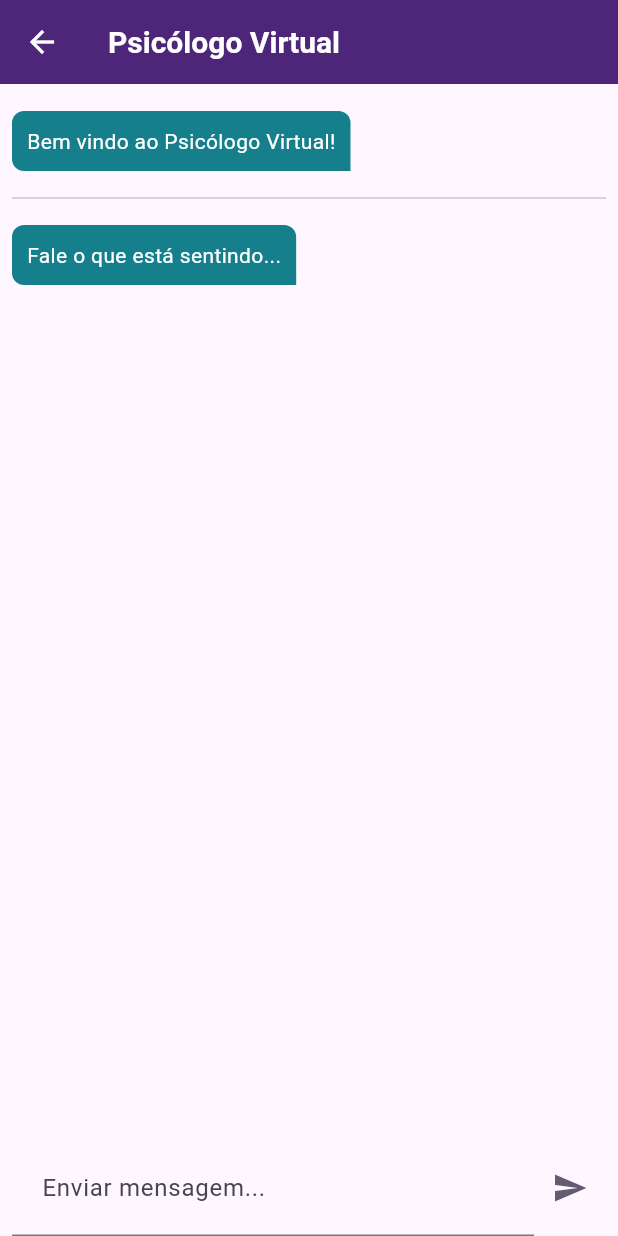
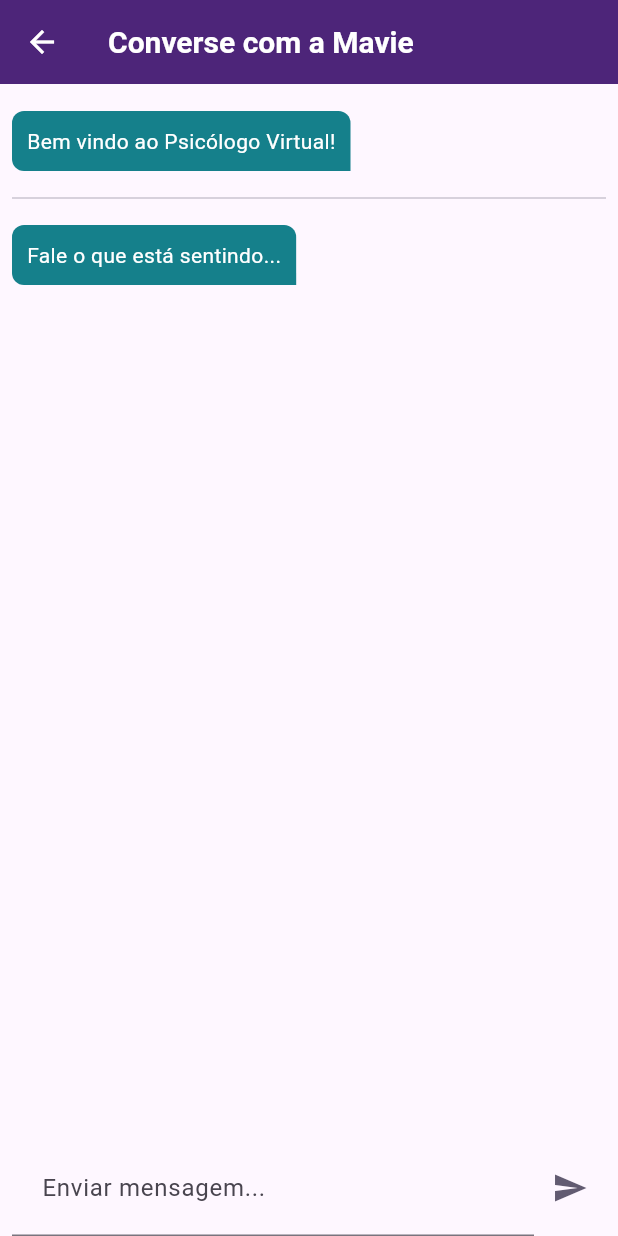
Before and after one commit to clairtonluz/Aplicativo-com-Chat-GPT., a Flutter app: the PsicologoVirtualView screen opened by its route, on a phone screen of 412 x 824 dp. Run offline on Flutter 3.47's test engine with Material 3 defaults, Android fonts, the phone set to English and light mode, and no system bars; missing offline and left inert: dart_openai; generated files the repository leaves out were written again.

Commit message:
ajuste do thema

```diff
--- a/lib/src/chatgpt/chat_message.dart
+++ b/lib/src/chatgpt/chat_message.dart
@@ -24,7 +24,7 @@ class ChatMessage extends StatelessWidget {
                 Container(
                   padding: const EdgeInsets.all(10.0),
                   decoration: BoxDecoration(
-                    color: isBot ? secondaryColor : primaryColor,
+                    color: isBot ? secondaryColor : accentColor,
                     borderRadius: const BorderRadius.only(
                       topLeft: Radius.circular(8.0),
                       topRight: Radius.circular(8.0),
--- a/lib/src/colors.dart
+++ b/lib/src/colors.dart
@@ -4,6 +4,7 @@ const Color primaryColor = Color(0xFF4D2579);
 const Color onPrimaryColor = Colors.white;
 const Color secondaryColor = Color(0xFF15808B);
 const Color onSecondaryColor = Colors.white;
+const Color accentColor = Colors.pink;
 
 MaterialColor primarySwatch = createMaterialColor(primaryColor);
 
@@ -16,7 +17,7 @@ MaterialColor createMaterialColor(Color color) {
     strengths.add(0.1 * i);
   }
 
-  strengths.forEach((strength) {
+  for (var strength in strengths) {
     final double ds = 0.5 - strength;
     swatch[(strength * 1000).round()] = Color.fromRGBO(
       r + ((ds < 0 ? r : (255 - r)) * ds).round(),
@@ -24,6 +25,6 @@ MaterialColor createMaterialColor(Color color) {
       b + ((ds < 0 ? b : (255 - b)) * ds).round(),
       1,
     );
-  });
+  }
   return MaterialColor(color.value, swatch);
 }
--- a/lib/src/features/feature_list_view.dart
+++ b/lib/src/features/feature_list_view.dart
@@ -10,9 +10,9 @@ class FeatureListView extends StatelessWidget {
   const FeatureListView({
     super.key,
     this.items = const [
-      Feature(1, 'Psicólogo Virtual', PsicologoVirtualView.routeName,
+      Feature(1, 'Converse com a Mavie', PsicologoVirtualView.routeName,
           'assets/images/psicologia.webp'),
-      Feature(2, 'Personal Virtual', PersonalVirtualView.routeName,
+      Feature(2, 'Exercite-se com a Mavie', PersonalVirtualView.routeName,
           'assets/images/personal-trainer.webp'),
     ],
   });
--- a/lib/src/personal_virtual/personal_virtual_view.dart
+++ b/lib/src/personal_virtual/personal_virtual_view.dart
@@ -37,7 +37,7 @@ ex:
     return Scaffold(
       resizeToAvoidBottomInset: true,
       appBar: AppBar(
-        title: const Text('Personal Trainer Virtual'),
+        title: const Text('Exercite-se com a Mavie'),
       ),
       body: Column(
         children: [
--- a/lib/src/psicologo_virtual/psicologo_virtual_view.dart
+++ b/lib/src/psicologo_virtual/psicologo_virtual_view.dart
@@ -33,7 +33,7 @@ class _PsicologoVirtualViewState extends State<PsicologoVirtualView> {
     return Scaffold(
       resizeToAvoidBottomInset: true,
       appBar: AppBar(
-        title: const Text('Psicólogo Virtual'),
+        title: const Text('Converse com a Mavie'),
       ),
       body: Column(
         children: [
--- a/lib/src/settings/settings_view.dart
+++ b/lib/src/settings/settings_view.dart
@@ -1,5 +1,4 @@
 import 'package:flutter/material.dart';
-import 'package:mavie/env/env.dart';
 
 import 'settings_controller.dart';
 
```
Also changed, not shown: assets/images/2.0x/logo.png (added), assets/images/3.0x/logo.png (added), assets/images/logo.png (added), 5 other files.
